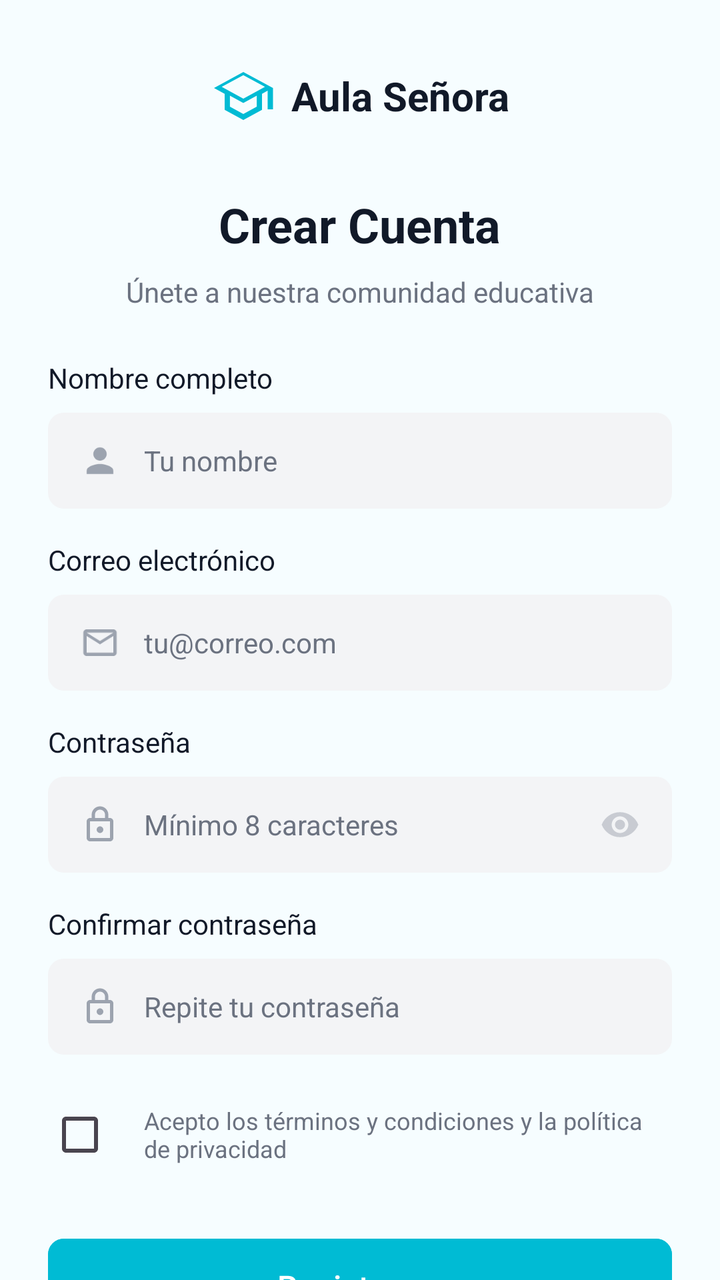
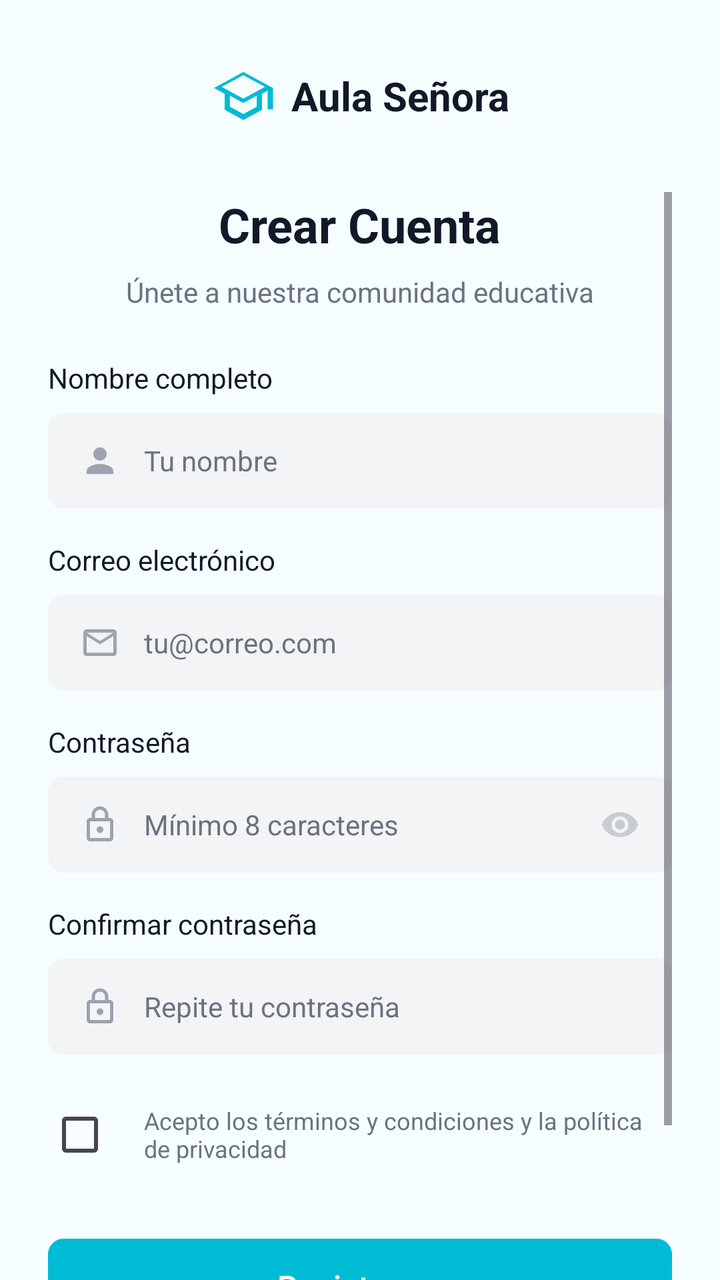

Before-and-after screenshots of an Android layout around one commit, followed by the original layout XML and the change that was made.
<!-- AndroidManifest.xml: application theme Theme.Aulasenora -->
<!-- res/layout/activity_register.xml -->
<?xml version="1.0" encoding="utf-8"?>
<androidx.constraintlayout.widget.ConstraintLayout xmlns:android="http://schemas.android.com/apk/res/android"
    xmlns:app="http://schemas.android.com/apk/res-auto"
    xmlns:tools="http://schemas.android.com/tools"
    android:id="@+id/main"
    android:layout_width="match_parent"
    android:layout_height="match_parent"
    android:background="@color/primaryBackground"
    tools:context=".RegisterActivity">

    
    <LinearLayout
        android:id="@+id/headerLayout"
        android:layout_width="wrap_content"
        android:layout_height="wrap_content"
        android:layout_marginTop="32dp"
        android:gravity="center_vertical"
        android:orientation="horizontal"
        app:layout_constraintEnd_toEndOf="parent"
        app:layout_constraintStart_toStartOf="parent"
        app:layout_constraintTop_toTopOf="parent">

        <ImageView
            android:layout_width="32dp"
            android:layout_height="32dp"
            android:src="@drawable/ic_logo_hat"
            app:tint="@color/primaryCyan" />

        <TextView
            android:layout_width="wrap_content"
            android:layout_height="wrap_content"
            android:layout_marginStart="8dp"
            android:text="Aula Señora"
            android:textColor="@color/textDark"
            android:textSize="20sp"
            android:textStyle="bold" />
    </LinearLayout>

    <LinearLayout
        android:layout_width="0dp"
        android:layout_height="0dp"
        android:layout_marginHorizontal="24dp"
        android:layout_marginTop="32dp"
        android:orientation="vertical"
        app:layout_constraintBottom_toBottomOf="parent"
        app:layout_constraintEnd_toEndOf="parent"
        app:layout_constraintStart_toStartOf="parent"
        app:layout_constraintTop_toBottomOf="@id/headerLayout">

        <TextView
            android:layout_width="wrap_content"
            android:layout_height="wrap_content"
            android:layout_gravity="center_horizontal"
            android:text="Crear Cuenta"
            android:textColor="@color/textDark"
            android:textSize="24sp"
            android:textStyle="bold" />

        <TextView
            android:layout_width="wrap_content"
            android:layout_height="wrap_content"
            android:layout_gravity="center_horizontal"
            android:layout_marginTop="8dp"
            android:text="Únete a nuestra comunidad educativa"
            android:textColor="@color/textGray"
            android:textSize="14sp" />

        
        <TextView
            android:layout_width="wrap_content"
            android:layout_height="wrap_content"
            android:layout_marginTop="24dp"
            android:text="Nombre completo"
            android:textColor="@color/textDark"
            android:textSize="14sp" />

        <LinearLayout
            android:layout_width="match_parent"
            android:layout_height="48dp"
            android:layout_marginTop="8dp"
            android:background="@drawable/bg_input"
            android:gravity="center_vertical"
            android:orientation="horizontal"
            android:paddingHorizontal="16dp">

            <ImageView
                android:layout_width="20dp"
                android:layout_height="20dp"
                android:src="@drawable/ic_user" />

            <EditText
                android:id="@+id/etName"
                android:layout_width="match_parent"
                android:layout_height="match_parent"
                android:layout_marginStart="12dp"
                android:background="@null"
                android:hint="Tu nombre"
                android:inputType="textPersonName"
                android:textColor="@color/textDark"
                android:textColorHint="@color/textGray"
                android:textSize="14sp" />
        </LinearLayout>

        
        <TextView
            android:layout_width="wrap_content"
            android:layout_height="wrap_content"
            android:layout_marginTop="16dp"
            android:text="Correo electrónico"
            android:textColor="@color/textDark"
            android:textSize="14sp" />

        <LinearLayout
            android:layout_width="match_parent"
            android:layout_height="48dp"
            android:layout_marginTop="8dp"
            android:background="@drawable/bg_input"
            android:gravity="center_vertical"
            android:orientation="horizontal"
            android:paddingHorizontal="16dp">

            <ImageView
                android:layout_width="20dp"
                android:layout_height="20dp"
                android:src="@drawable/ic_email" />

            <EditText
                android:id="@+id/etEmail"
                android:layout_width="match_parent"
                android:layout_height="match_parent"
                android:layout_marginStart="12dp"
                android:background="@null"
                android:hint="tu@correo.com"
                android:inputType="textEmailAddress"
                android:textColor="@color/textDark"
                android:textColorHint="@color/textGray"
                android:textSize="14sp" />
        </LinearLayout>

        
        <TextView
            android:layout_width="wrap_content"
            android:layout_height="wrap_content"
            android:layout_marginTop="16dp"
            android:text="Contraseña"
            android:textColor="@color/textDark"
            android:textSize="14sp" />

        <LinearLayout
            android:layout_width="match_parent"
            android:layout_height="48dp"
            android:layout_marginTop="8dp"
            android:background="@drawable/bg_input"
            android:gravity="center_vertical"
            android:orientation="horizontal"
            android:paddingHorizontal="16dp">

            <ImageView
                android:layout_width="20dp"
                android:layout_height="20dp"
                android:src="@drawable/ic_lock" />

            <EditText
                android:id="@+id/etPassword"
                android:layout_width="0dp"
                android:layout_height="match_parent"
                android:layout_marginStart="12dp"
                android:layout_weight="1"
                android:background="@null"
                android:hint="Mínimo 8 caracteres"
                android:inputType="textPassword"
                android:textColor="@color/textDark"
                android:textColorHint="@color/textGray"
                android:textSize="14sp" />

            <ImageView
                android:id="@+id/ivTogglePassword"
                android:layout_width="20dp"
                android:layout_height="20dp"
                android:alpha="0.5"
                android:src="@drawable/ic_eye" />
        </LinearLayout>

        
        <TextView
            android:layout_width="wrap_content"
            android:layout_height="wrap_content"
            android:layout_marginTop="16dp"
            android:text="Confirmar contraseña"
            android:textColor="@color/textDark"
            android:textSize="14sp" />

        <LinearLayout
            android:layout_width="match_parent"
            android:layout_height="48dp"
            android:layout_marginTop="8dp"
            android:background="@drawable/bg_input"
            android:gravity="center_vertical"
            android:orientation="horizontal"
            android:paddingHorizontal="16dp">

            <ImageView
                android:layout_width="20dp"
                android:layout_height="20dp"
                android:src="@drawable/ic_lock" />

            <EditText
                android:id="@+id/etConfirmPassword"
                android:layout_width="0dp"
                android:layout_height="match_parent"
                android:layout_marginStart="12dp"
                android:layout_weight="1"
                android:background="@null"
                android:hint="Repite tu contraseña"
                android:inputType="textPassword"
                android:textColor="@color/textDark"
                android:textColorHint="@color/textGray"
                android:textSize="14sp" />
        </LinearLayout>

        <LinearLayout
            android:layout_width="match_parent"
            android:layout_height="wrap_content"
            android:layout_marginTop="16dp"
            android:orientation="horizontal">

            <CheckBox
                android:id="@+id/cbTerms"
                android:layout_width="wrap_content"
                android:layout_height="wrap_content"
                android:layout_gravity="top"
                android:buttonTint="@color/primaryCyan" />

            <TextView
                android:layout_width="wrap_content"
                android:layout_height="wrap_content"
                android:layout_gravity="center_vertical"
                android:text="Acepto los términos y condiciones y la política de privacidad"
                android:textColor="@color/textGray"
                android:textSize="12sp" />
        </LinearLayout>

        <com.google.android.material.button.MaterialButton
            android:id="@+id/btnRegister"
            android:layout_width="match_parent"
            android:layout_height="56dp"
            android:layout_marginTop="24dp"
            android:backgroundTint="@color/primaryCyan"
            android:text="Registrarse"
            android:textAllCaps="false"
            android:textSize="16sp"
            app:cornerRadius="8dp" />

        <LinearLayout
            android:id="@+id/llLoginLink"
            android:layout_width="wrap_content"
            android:layout_height="wrap_content"
            android:layout_gravity="center_horizontal"
            android:layout_marginTop="16dp"
            android:orientation="horizontal">

            <TextView
                android:layout_width="wrap_content"
                android:layout_height="wrap_content"
                android:text="¿Ya tienes cuenta? "
                android:textColor="@color/textGray"
                android:textSize="14sp" />

            <TextView
                android:layout_width="wrap_content"
                android:layout_height="wrap_content"
                android:text="Inicia sesión"
                android:textColor="@color/primaryCyan"
                android:textSize="14sp" />
        </LinearLayout>
    </LinearLayout>

</androidx.constraintlayout.widget.ConstraintLayout>
<!-- resources referenced by this layout -->
<resources>
  <color name="primaryBackground">#F6FDFF</color>
  <color name="primaryCyan">#00BBD4</color>
  <color name="textDark">#111928</color>
  <color name="textGray">#6B7280</color>
  <!-- drawable bg_input (drawable) -->
  <?xml version="1.0" encoding="utf-8"?>
  <shape xmlns:android="http://schemas.android.com/apk/res/android">
      <solid android:color="@color/inputBackground"/>
      <corners android:radius="8dp"/>
  </shape>
  <!-- drawable ic_email (drawable) -->
  <vector xmlns:android="http://schemas.android.com/apk/res/android"
      android:width="24dp"
      android:height="24dp"
      android:viewportWidth="24"
      android:viewportHeight="24"
      android:tint="#9CA3AF">
    <path
        android:fillColor="@android:color/white"
        android:pathData="M20,4H4C2.9,4 2.01,4.9 2.01,6L2,18c0,1.1 0.9,2 2,2h16c1.1,0 2,-0.9 2,-2V6C22,4.9 21.1,4 20,4zM20,18H4V8l8,5l8,-5V18zM12,11L4,6h16L12,11z"/>
  </vector>
  <!-- drawable ic_eye (drawable) -->
  <vector xmlns:android="http://schemas.android.com/apk/res/android"
      android:width="24dp"
      android:height="24dp"
      android:viewportWidth="24"
      android:viewportHeight="24"
      android:tint="#9CA3AF">
    <path
        android:fillColor="@android:color/white"
        android:pathData="M12,4.5C7,4.5 2.73,7.61 1,12c1.73,4.39 6,7.5 11,7.5s9.27,-3.11 11,-7.5C21.27,7.61 17,4.5 12,4.5zM12,17c-2.76,0 -5,-2.24 -5,-5s2.24,-5 5,-5s5,2.24 5,5S14.76,17 12,17zM12,9c-1.66,0 -3,1.34 -3,3s1.34,3 3,3s3,-1.34 3,-3S13.66,9 12,9z"/>
  </vector>
  <!-- drawable ic_lock (drawable) -->
  <vector xmlns:android="http://schemas.android.com/apk/res/android"
      android:width="24dp"
      android:height="24dp"
      android:viewportWidth="24"
      android:viewportHeight="24"
      android:tint="#9CA3AF">
    <path
        android:fillColor="@android:color/white"
        android:pathData="M18,8h-1V6c0,-2.76 -2.24,-5 -5,-5S7,3.24 7,6v2H6c-1.1,0 -2,0.9 -2,2v10c0,1.1 0.9,2 2,2h12c1.1,0 2,-0.9 2,-2V10C20,8.9 19.1,8 18,8zM9,6c0,-1.66 1.34,-3 3,-3s3,1.34 3,3v2H9V6zM18,20H6V10h12V20zM12,17c1.1,0 2,-0.9 2,-2s-0.9,-2 -2,-2s-2,0.9 -2,2S10.9,17 12,17z"/>
  </vector>
  <!-- drawable ic_logo_hat (drawable) -->
  <vector xmlns:android="http://schemas.android.com/apk/res/android"
      android:width="24dp"
      android:height="24dp"
      android:viewportWidth="24"
      android:viewportHeight="24"
      android:tint="#00BBD4">
    <path
        android:fillColor="@android:color/white"
        android:pathData="M12,3L1,9l4,2.18v6L12,21l7,-3.82v-6l2.12,-1.15V17h2V9L12,3zM12,18.72L6.97,16v-4.14l5.03,2.74l5.03,-2.74V16L12,18.72zM12,13L3.89,8.58l8.11,-4.42l8.11,4.42L12,13z"/>
  </vector>
  <!-- drawable ic_user (drawable) -->
  <vector xmlns:android="http://schemas.android.com/apk/res/android"
      android:width="24dp"
      android:height="24dp"
      android:viewportWidth="24"
      android:viewportHeight="24"
      android:tint="#9CA3AF">
    <path
        android:fillColor="@android:color/white"
        android:pathData="M12,12c2.21,0 4,-1.79 4,-4s-1.79,-4 -4,-4s-4,1.79 -4,4s1.79,4 4,4zM12,14c-2.67,0 -8,1.34 -8,4v2h16v-2c0,-2.66 -5.33,-4 -8,-4z"/>
  </vector>
  <style name="Theme.Aulasenora" parent="Base.Theme.Aulasenora" />
  <color name="inputBackground">#F3F4F6</color>
  <style name="Base.Theme.Aulasenora" parent="Theme.Material3.DayNight.NoActionBar">
          
          
      </style>
</resources>

<!-- the commit's change to res/layout/activity_register.xml (unified diff, before → after) -->
@@ -36,16 +36,22 @@
             android:textStyle="bold" />
     </LinearLayout>
 
-    <LinearLayout
+    <ScrollView
         android:layout_width="0dp"
         android:layout_height="0dp"
         android:layout_marginHorizontal="24dp"
         android:layout_marginTop="32dp"
-        android:orientation="vertical"
+        android:fillViewport="true"
         app:layout_constraintBottom_toBottomOf="parent"
         app:layout_constraintEnd_toEndOf="parent"
         app:layout_constraintStart_toStartOf="parent"
         app:layout_constraintTop_toBottomOf="@id/headerLayout">
+
+        <LinearLayout
+            android:layout_width="match_parent"
+            android:layout_height="wrap_content"
+            android:orientation="vertical"
+            android:paddingBottom="24dp">
 
         <TextView
             android:layout_width="wrap_content"
@@ -218,6 +224,84 @@
                 android:textSize="14sp" />
         </LinearLayout>
 
+        
+        <LinearLayout
+            android:id="@+id/llSpecialtySection"
+            android:layout_width="match_parent"
+            android:layout_height="wrap_content"
+            android:layout_marginTop="16dp"
+            android:orientation="vertical"
+            android:visibility="gone">
+
+            <TextView
+                android:layout_width="wrap_content"
+                android:layout_height="wrap_content"
+                android:text="Especialidad Principal *"
+                android:textColor="@color/textDark"
+                android:textSize="14sp" />
+
+            <LinearLayout
+                android:layout_width="match_parent"
+                android:layout_height="48dp"
+                android:layout_marginTop="8dp"
+                android:background="@drawable/bg_input"
+                android:gravity="center_vertical"
+                android:orientation="horizontal"
+                android:paddingHorizontal="16dp">
+
+                <ImageView
+                    android:id="@+id/ivSpecialtyIcon"
+                    android:layout_width="20dp"
+                    android:layout_height="20dp"
+                    android:src="@drawable/ic_book"
+                    app:tint="@color/primaryOrange" />
+
+                <Spinner
+                    android:id="@+id/spinnerSpecialty"
+                    android:layout_width="match_parent"
+                    android:layout_height="match_parent"
+                    android:layout_marginStart="12dp"
+                    android:background="@null" />
+            </LinearLayout>
+
+            
+            <androidx.cardview.widget.CardView
+                android:id="@+id/cvSubareasPanel"
+                android:layout_width="match_parent"
+                android:layout_height="wrap_content"
+                android:layout_marginTop="12dp"
+                app:cardBackgroundColor="#FFF8E1"
+                app:cardCornerRadius="12dp"
+                app:cardElevation="0dp"
+                android:visibility="gone">
+
+                <LinearLayout
+                    android:layout_width="match_parent"
+                    android:layout_height="wrap_content"
+                    android:orientation="vertical"
+                    android:padding="16dp">
+
+                    <TextView
+                        android:layout_width="wrap_content"
+                        android:layout_height="wrap_content"
+                        android:text="Subáreas incluidas:"
+                        android:textColor="#F57C00"
+                        android:textSize="14sp"
+                        android:textStyle="bold" />
+
+                    <TextView
+                        android:id="@+id/tvSubareasContent"
+                        android:layout_width="wrap_content"
+                        android:layout_height="wrap_content"
+                        android:layout_marginTop="8dp"
+                        android:text="Álgebra • Geometría • Cálculo • Estadística"
+                        android:textColor="#E65100"
+                        android:textSize="12sp"
+                        android:lineSpacingExtra="4dp" />
+                </LinearLayout>
+            </androidx.cardview.widget.CardView>
+        </LinearLayout>
+
         <LinearLayout
             android:layout_width="match_parent"
             android:layout_height="wrap_content"
@@ -273,6 +357,7 @@
                 android:textColor="@color/primaryCyan"
                 android:textSize="14sp" />
         </LinearLayout>
-    </LinearLayout>
+        </LinearLayout>
+    </ScrollView>
 
 </androidx.constraintlayout.widget.ConstraintLayout>
<!-- resource entries referenced after the edit -->
@@ -2,6 +2,7 @@
 <resources>
   <color name="primaryBackground">#F6FDFF</color>
   <color name="primaryCyan">#00BBD4</color>
+  <color name="primaryOrange">#FFB74D</color>
   <color name="textDark">#111928</color>
   <color name="textGray">#6B7280</color>
   <!-- drawable bg_input (drawable) -->
@@ -10,6 +11,17 @@
       <solid android:color="@color/inputBackground"/>
       <corners android:radius="8dp"/>
   </shape>
+  <!-- drawable ic_book (drawable) -->
+  <vector xmlns:android="http://schemas.android.com/apk/res/android"
+      android:width="24dp"
+      android:height="24dp"
+      android:viewportWidth="24"
+      android:viewportHeight="24"
+      android:tint="#00BBD4">
+    <path
+        android:fillColor="@android:color/white"
+        android:pathData="M18,2H6c-1.1,0 -2,0.9 -2,2v16c0,1.1 0.9,2 2,2h12c1.1,0 2,-0.9 2,-2V4C20,2.9 19.1,2 18,2zM18,20H6V4h12V20z M9.5,8.5v7h5v-7H9.5z"/>
+  </vector>
   <!-- drawable ic_email (drawable) -->
   <vector xmlns:android="http://schemas.android.com/apk/res/android"
       android:width="24dp"
